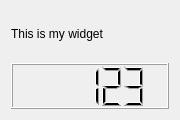
The window that mywidget.ui (skronstein/MultiTimer) describes before a commit, drawn with Qt 5.
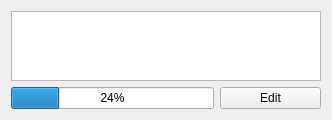
The same window after the commit.

The edit to the form file:
```diff
--- a/mywidget.ui
+++ b/mywidget.ui
@@ -6,25 +6,59 @@
    <rect>
     <x>0</x>
     <y>0</y>
-    <width>180</width>
-    <height>120</height>
+    <width>332</width>
+    <height>118</height>
    </rect>
   </property>
   <property name="windowTitle">
    <string>Form</string>
   </property>
-  <layout class="QVBoxLayout" name="verticalLayout">
-   <item>
-    <widget class="QLabel" name="label">
+  <layout class="QGridLayout" name="gridLayout">
+   <item row="1" column="0" colspan="2">
+    <widget class="QProgressBar" name="progressBar">
+     <property name="value">
+      <number>24</number>
+     </property>
+    </widget>
+   </item>
+   <item row="1" column="2">
+    <widget class="QPushButton" name="EditButton">
      <property name="text">
-      <string>This is my widget</string>
+      <string>Edit</string>
      </property>
     </widget>
    </item>
-   <item>
-    <widget class="QLCDNumber" name="lcdNumber">
-     <property name="intValue" stdset="0">
-      <number>123</number>
+   <item row="0" column="0" colspan="3">
+    <widget class="QTextEdit" name="timeDisplay">
+     <property name="minimumSize">
+      <size>
+       <width>250</width>
+       <height>70</height>
+      </size>
+     </property>
+     <property name="maximumSize">
+      <size>
+       <width>16777215</width>
+       <height>70</height>
+      </size>
+     </property>
+     <property name="sizeIncrement">
+      <size>
+       <width>0</width>
+       <height>0</height>
+      </size>
+     </property>
+     <property name="baseSize">
+      <size>
+       <width>0</width>
+       <height>0</height>
+      </size>
+     </property>
+     <property name="sizeAdjustPolicy">
+      <enum>QAbstractScrollArea::AdjustIgnored</enum>
+     </property>
+     <property name="readOnly">
+      <bool>true</bool>
      </property>
     </widget>
    </item>
```
